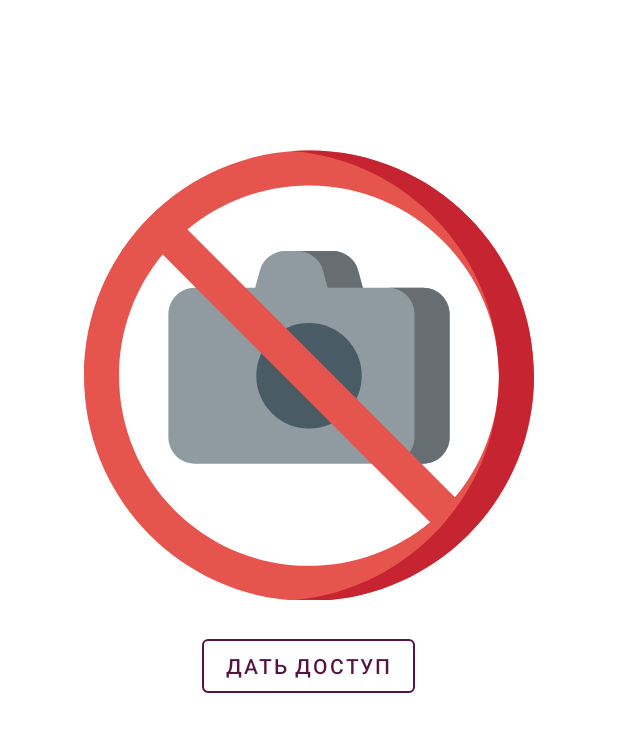
After one commit to darxio/android, an Android app: the layout no_permission_fragment.xml on its own in the app's theme, with its tools: preview values and no code run, on a phone screen of 412 x 824 dp. The commit adds this screen. Shown: the top 732 px of the screen. Run offline under Robolectric (Android 15) with nearby library versions, the phone set to English and light mode, and no system bars.

Commit message:
fixed permissions

```diff
--- a/app/src/main/java/com/darx/foodscaner/fragments/CameraFragment.kt
+++ b/app/src/main/java/com/darx/foodscaner/fragments/CameraFragment.kt
@@ -129,14 +129,14 @@ class CameraFragment : Fragment(), OnClickListener {
                 arrayOf(Manifest.permission.CAMERA),
                 CAMERA_REQUEST
             )
-            no_permission_stub.visibility = VISIBLE
+//            no_permission_stub.visibility = VISIBLE
         } else {
             onReadyToWork()
         }
     }
 
     private fun onReadyToWork() {
-        no_permission_stub.visibility = GONE
+//        no_permission_stub.visibility = GONE
         val apiService = ApiService(ConnectivityInterceptorImpl(this.context!!))
         networkDataSource = NetworkDataSourceImpl(apiService, context!!)
         productViewModel = ViewModelProviders.of(this).get(ProductViewModel::class.java)
--- a/app/src/main/java/com/darx/foodscaner/fragments/EmptyFragment.kt
+++ b/app/src/main/java/com/darx/foodscaner/fragments/EmptyFragment.kt
@@ -1,6 +1,5 @@
 package com.darx.foodscaner.fragments
 
-import android.graphics.drawable.ClipDrawable.HORIZONTAL
 import android.os.Bundle
 import android.view.LayoutInflater
 import android.view.View
@@ -11,7 +10,6 @@ import android.widget.TextView
 import androidx.fragment.app.Fragment
 import com.darx.foodscaner.R
 import com.google.android.material.button.MaterialButton
-import com.skydoves.balloon.ArrowOrientation
 
 class EmptyFragment(val backgroundResId: Int, val informationText: String, val buttonText: String, val orientation: Int, val buttonOnClickListner: Any) : Fragment() {
     override fun onCreateView(
@@ -22,7 +20,7 @@ class EmptyFragment(val backgroundResId: Int, val informationText: String, val b
 
         val picture = view.findViewById<ImageView>(R.id.empty_picture)
         val info = view.findViewById<TextView>(R.id.empty_info_text)
-        val button = view.findViewById<MaterialButton>(R.id.empty_button)
+        val button = view.findViewById<MaterialButton>(R.id.permission_button)
 
         (view as LinearLayout).orientation = orientation
 
--- a/app/src/main/res/layout/fragment_empty.xml
+++ b/app/src/main/res/layout/fragment_empty.xml
@@ -10,8 +10,7 @@
         <ImageView
                 android:id="@+id/empty_picture"
                 android:layout_width="wrap_content"
-                android:layout_height="wrap_content"
-                android:src="@drawable/ic_garbage_black"/>
+                android:layout_height="wrap_content" />
 
         <LinearLayout
                 android:layout_width="wrap_content"
@@ -25,7 +24,7 @@
                         android:textColor="@color/emptyColor"/>
 
                 <com.google.android.material.button.MaterialButton
-                        android:id="@+id/empty_button"
+                        android:id="@+id/permission_button"
                         style="@style/Widget.MaterialComponents.Button.OutlinedButton"
                         android:layout_width="wrap_content"
                         android:layout_height="wrap_content"
--- /dev/null
+++ b/app/src/main/res/layout/no_permission_fragment.xml
@@ -0,0 +1,29 @@
+<?xml version="1.0" encoding="utf-8"?>
+<LinearLayout xmlns:android="http://schemas.android.com/apk/res/android"
+        xmlns:app="http://schemas.android.com/apk/res-auto"
+        android:id="@+id/no_permission_stub"
+        android:layout_width="wrap_content"
+        android:layout_height="wrap_content"
+        android:layout_marginTop="100dp"
+        android:orientation="vertical"
+
+
+        android:visibility="visible">
+
+    <ImageView
+            android:layout_width="wrap_content"
+            android:layout_height="300dp"
+            android:src="@drawable/ic_no_photo" />
+
+    <com.google.android.material.button.MaterialButton
+            android:id="@+id/permission_button"
+            style="@style/Widget.MaterialComponents.Button.OutlinedButton"
+            android:layout_width="wrap_content"
+            android:layout_height="wrap_content"
+            android:layout_margin="20dp"
+            android:layout_gravity="center"
+            android:textColor="@color/emptyColor"
+            android:text="@string/give_permission_button_text"
+            app:strokeColor="@color/emptyColor" />
+
+</LinearLayout>
--- a/app/src/main/res/values/strings.xml
+++ b/app/src/main/res/values/strings.xml
@@ -2,6 +2,8 @@
     <string name="app_name">FoodScaner</string>
 
     <!-- Camera fragment -->
+    <string name="give_permission_button_text">Дать доступ</string>
+
 
     <string name="cd_flash_button">Toggle camera flash</string>
     <string name="prompt_point_at_a_barcode">Point your camera at a barcode</string>
```
Also changed, not shown: app/src/main/java/com/darx/foodscaner/MainActivity.kt (+11 -19 lines), app/src/main/java/com/darx/foodscaner/fragments/NoPermissonFragment.kt (added, +57 -0 lines), app/src/main/res/layout/activity_main.xml (+4 -8 lines).
